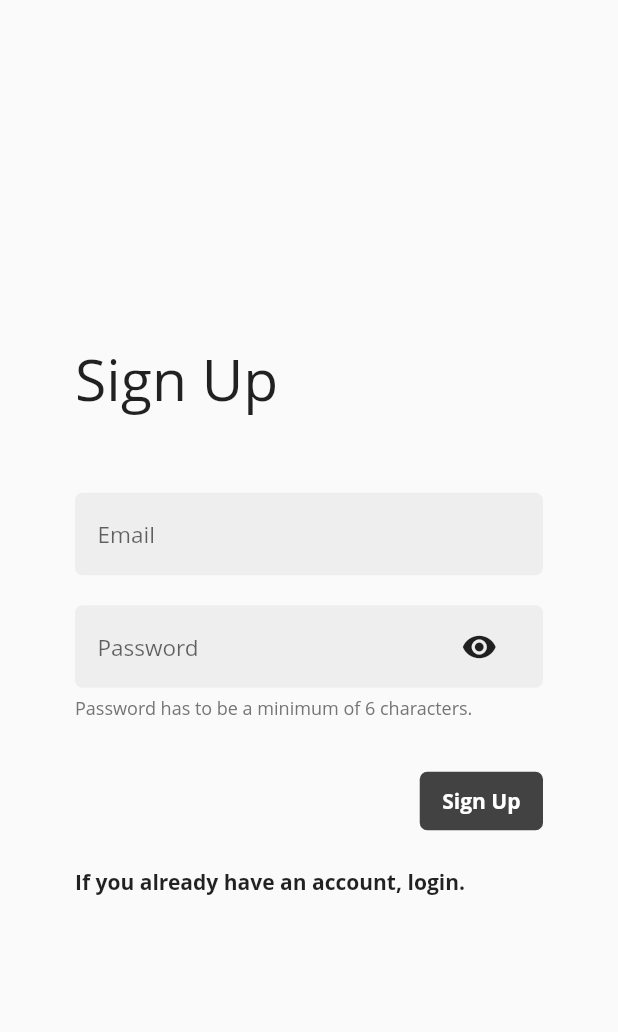
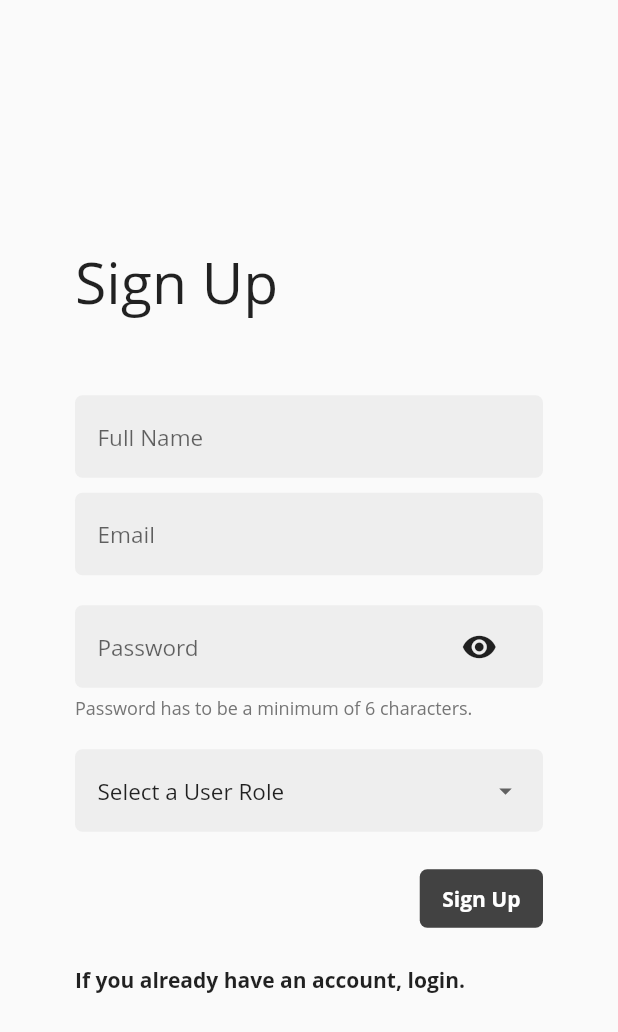
Before and after one commit to Manuelkpatsu/flutter_compound, a Flutter app: the SignUpView screen opened directly, on a phone screen of 412 x 824 dp. Shown: the top 1032 px of the screen. Run offline on Flutter 3.47's test engine with Material 2 defaults, Android fonts, the phone set to English and light mode, and no system bars; our stand-ins replace cloud_firestore, firebase_auth, firebase_core, get_it, stacked; accounts and stored records are empty; network calls fail.

Commit message:
Save authenticated users to firestore

```diff
--- a/lib/core/services/authentication_service.dart
+++ b/lib/core/services/authentication_service.dart
@@ -1,7 +1,15 @@
 import 'package:firebase_auth/firebase_auth.dart';
+import 'package:fluttercompoundapp/core/models/user.dart';
+
+import '../../locator.dart';
+import 'firestore_service.dart';
 
 class AuthenticationService {
   final FirebaseAuth _firebaseAuth = FirebaseAuth.instance;
+  final FirestoreService _firestoreService = locator<FirestoreService>();
+
+  late AuthUser _currentUser;
+  AuthUser get currentUser => _currentUser;
 
   Future loginWithEmail({
     required String email,
@@ -13,9 +21,9 @@ class AuthenticationService {
         password: password,
       );
 
-      User? user = userCredential.user;
+      await _populateCurrentUser(userCredential.user);
 
-      return user != null;
+      return userCredential.user != null;
     } on FirebaseAuthException catch (e) {
       return e.message;
     }
@@ -24,6 +32,8 @@ class AuthenticationService {
   Future signUpWithEmail({
     required String email,
     required String password,
+    required String fullName,
+    required String role,
   }) async {
     try {
       UserCredential userCredential = await _firebaseAuth.createUserWithEmailAndPassword(
@@ -31,9 +41,17 @@ class AuthenticationService {
         password: password,
       );
 
-      User? user = userCredential.user;
+      // create a new user profile on firestore
+      _currentUser = AuthUser(
+        id: userCredential.user!.uid,
+        email: email,
+        fullName: fullName,
+        userRole: role,
+      );
 
-      return user != null;
+      await _firestoreService.createUser(_currentUser);
+
+      return userCredential.user != null;
     } on FirebaseAuthException catch (e) {
       return e.message;
     }
@@ -41,6 +59,14 @@ class AuthenticationService {
 
   Future<bool> isUserLoggedIn() async {
     User? user = _firebaseAuth.currentUser;
+    await _populateCurrentUser(user);
+
     return Future.value(user != null);
   }
+
+  Future _populateCurrentUser(User? user) async {
+    if (user != null) {
+      _currentUser = await _firestoreService.getUser(user.uid);
+    }
+  }
 }
--- a/lib/core/view_models/signup_view_model.dart
+++ b/lib/core/view_models/signup_view_model.dart
@@ -10,13 +10,21 @@ class SignUpViewModel extends BaseModel {
   final AuthenticationService _authenticationService = locator<AuthenticationService>();
   final DialogService _dialogService = locator<DialogService>();
   final NavigationService _navigationService = locator<NavigationService>();
+  String _selectedRole = 'Select a User Role';
+  String get selectedRole => _selectedRole;
 
-  Future signUp({required String email, required String password}) async {
+  Future signUp({
+    required String email,
+    required String password,
+    required String fullName,
+  }) async {
     setBusy(true);
 
     var result = await _authenticationService.signUpWithEmail(
       email: email,
       password: password,
+      fullName: fullName,
+      role: _selectedRole,
     );
 
     setBusy(false);
@@ -40,4 +48,9 @@ class SignUpViewModel extends BaseModel {
   void navigateToLogin() {
     _navigationService.navigateTo(loginViewRoute);
   }
+
+  void setSelectedRole(String role) {
+    _selectedRole = role;
+    notifyListeners();
+  }
 }
--- a/lib/locator.dart
+++ b/lib/locator.dart
@@ -2,6 +2,7 @@ import 'package:get_it/get_it.dart';
 
 import 'core/services/authentication_service.dart';
 import 'core/services/dialog_service.dart';
+import 'core/services/firestore_service.dart';
 import 'core/services/navigation_service.dart';
 
 GetIt locator = GetIt.instance;
@@ -10,4 +11,5 @@ void setupLocator() {
   locator.registerLazySingleton(() => NavigationService());
   locator.registerLazySingleton(() => DialogService());
   locator.registerLazySingleton(() => AuthenticationService());
+  locator.registerLazySingleton(() => FirestoreService());
 }
--- a/lib/ui/views/signup_view.dart
+++ b/lib/ui/views/signup_view.dart
@@ -2,6 +2,7 @@ import 'package:flutter/material.dart';
 import 'package:fluttercompoundapp/core/view_models/signup_view_model.dart';
 import 'package:fluttercompoundapp/ui/shared/ui_helpers.dart';
 import 'package:fluttercompoundapp/ui/widgets/busy_button.dart';
+import 'package:fluttercompoundapp/ui/widgets/expansion_list.dart';
 import 'package:fluttercompoundapp/ui/widgets/input_field.dart';
 import 'package:fluttercompoundapp/ui/widgets/text_link.dart';
 import 'package:stacked/stacked.dart';
@@ -12,6 +13,7 @@ class SignUpView extends StatelessWidget {
   static const routeName = 'SignUpView';
   final TextEditingController emailController = TextEditingController();
   final TextEditingController passwordController = TextEditingController();
+  final TextEditingController fullNameController = TextEditingController();
 
   @override
   Widget build(BuildContext context) {
@@ -34,7 +36,10 @@ class SignUpView extends StatelessWidget {
                       ),
                     ),
                     verticalSpaceLarge,
-                    // TODO: Add additional user data here to save (episode 2)
+                    InputField(
+                      placeholder: 'Full Name',
+                      controller: fullNameController,
+                    ),
                     InputField(
                       placeholder: 'Email',
                       controller: emailController,
@@ -45,6 +50,12 @@ class SignUpView extends StatelessWidget {
                       password: true,
                       controller: passwordController,
                       additionalNote: 'Password has to be a minimum of 6 characters.',
+                    ),
+                    verticalSpaceSmall,
+                    ExpansionList<String>(
+                      items: const ['Admin', 'User'],
+                      title: model.selectedRole,
+                      onItemSelected: model.setSelectedRole,
                     ),
                     verticalSpaceMedium,
                     Row(
@@ -58,6 +69,7 @@ class SignUpView extends StatelessWidget {
                             model.signUp(
                               email: emailController.text,
                               password: passwordController.text,
+                              fullName: fullNameController.text,
                             );
                           },
                         )
--- /dev/null
+++ b/lib/ui/widgets/expansion_list.dart
@@ -0,0 +1,151 @@
+import 'package:flutter/material.dart';
+import 'package:fluttercompoundapp/ui/shared/shared_styles.dart' as shared_styles;
+
+class ExpansionList<T> extends StatefulWidget {
+  final List<T> items;
+  final String title;
+  final Function(T) onItemSelected;
+  final bool smallVersion;
+
+  const ExpansionList({
+    Key? key,
+    required this.items,
+    required this.title,
+    required this.onItemSelected,
+    this.smallVersion = false,
+  }) : super(key: key);
+
+  @override
+  _ExpansionListState createState() => _ExpansionListState();
+}
+
+class _ExpansionListState extends State<ExpansionList> {
+  final double startingHeight = shared_styles.fieldHeight;
+  late double expandedHeight;
+  bool expanded = false;
+  late String selectedValue;
+
+  @override
+  void initState() {
+    super.initState();
+    selectedValue = widget.title;
+    _calculateExpandedHeight();
+  }
+
+  @override
+  Widget build(BuildContext context) {
+    return AnimatedContainer(
+      padding: shared_styles.fieldPadding,
+      duration: const Duration(milliseconds: 180),
+      height: expanded
+          ? expandedHeight
+          : widget.smallVersion
+              ? shared_styles.smallFieldHeight
+              : startingHeight,
+      decoration: shared_styles.fieldDecoration.copyWith(
+        boxShadow:
+            expanded ? [BoxShadow(blurRadius: 10, color: Colors.grey.shade300)] : null,
+      ),
+      child: ListView(
+        physics: const NeverScrollableScrollPhysics(),
+        padding: const EdgeInsets.all(0),
+        children: <Widget>[
+          ExpansionListItem(
+            title: selectedValue,
+            onTap: () {
+              setState(() {
+                expanded = !expanded;
+              });
+            },
+            showArrow: true,
+            smallVersion: widget.smallVersion,
+          ),
+          Container(
+            height: 2,
+            color: Colors.grey[300],
+          ),
+          ..._getDropdownListItems()
+        ],
+      ),
+    );
+  }
+
+  List<Widget> _getDropdownListItems() {
+    return widget.items
+        .map(
+          (item) => ExpansionListItem(
+            smallVersion: widget.smallVersion,
+            title: item.toString(),
+            onTap: () {
+              setState(() {
+                expanded = !expanded;
+                selectedValue = item.toString();
+              });
+
+              widget.onItemSelected(item);
+            },
+          ),
+        )
+        .toList();
+  }
+
+  void _calculateExpandedHeight() {
+    expandedHeight = 2 +
+        (widget.smallVersion
+            ? shared_styles.smallFieldHeight
+            : shared_styles.fieldHeight) +
+        (widget.items.length *
+            (widget.smallVersion
+                ? shared_styles.smallFieldHeight
+                : shared_styles.fieldHeight));
+  }
+}
+
+class ExpansionListItem extends StatelessWidget {
+  final VoidCallback onTap;
+  final String title;
+  final bool showArrow;
+  final bool smallVersion;
+
+  const ExpansionListItem({
+    Key? key,
+    required this.onTap,
+    required this.title,
+    this.showArrow = false,
+    this.smallVersion = false,
+  }) : super(key: key);
+
+  @override
+  Widget build(BuildContext context) {
+    return GestureDetector(
+      behavior: HitTestBehavior.opaque,
+      onTap: onTap,
+      child: Container(
+        height: smallVersion ? shared_styles.smallFieldHeight : shared_styles.fieldHeight,
+        alignment: Alignment.centerLeft,
+        child: Row(
+          mainAxisSize: MainAxisSize.max,
+          mainAxisAlignment: MainAxisAlignment.spaceBetween,
+          children: <Widget>[
+            Expanded(
+              child: Text(
+                title,
+                style: Theme.of(context)
+                    .textTheme
+                    .subtitle1!
+                    .copyWith(fontSize: smallVersion ? 12 : 15),
+              ),
+            ),
+            showArrow
+                ? Icon(
+                    Icons.arrow_drop_down,
+                    color: Colors.grey[700],
+                    size: 20,
+                  )
+                : Container()
+          ],
+        ),
+      ),
+    );
+  }
+}
```
Also changed, not shown: lib/core/models/user.dart (added, +28 -0 lines), lib/core/services/firestore_service.dart (added, +24 -0 lines), 1 other file.
